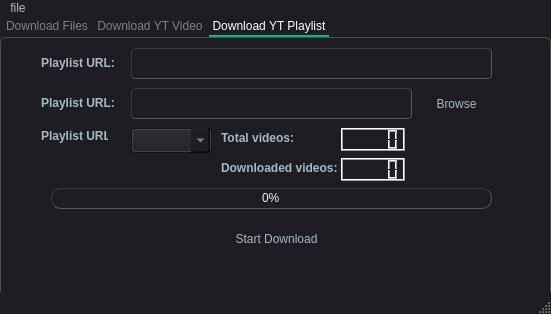
Above: main.ui from AlwaleedAlroomi/Python-Downloader before the change. Below: the same form after it.
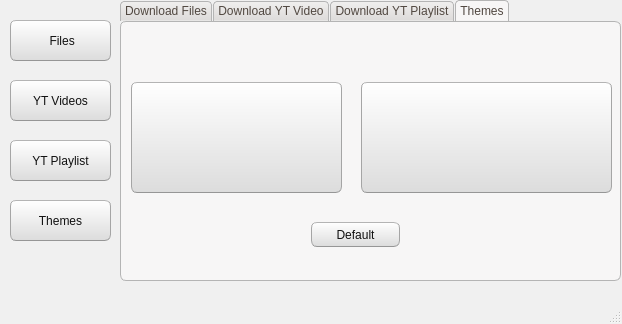
That is the form after the change. Icons and pictures are not drawn.

What changed in the file:
```diff
--- a/main.ui
+++ b/main.ui
@@ -6,8 +6,8 @@
    <rect>
     <x>0</x>
     <y>0</y>
-    <width>551</width>
-    <height>314</height>
+    <width>622</width>
+    <height>324</height>
    </rect>
   </property>
   <property name="windowTitle">
@@ -15,243 +15,18 @@
   </property>
   <property name="styleSheet">
    <string notr="true">/*
-Material Dark Style Sheet for QT Applications
+Ubuntu Style Sheet for QT Applications
 Author: Jaime A. Quiroga P.
-Inspired on https://github.com/jxfwinter/qt-material-stylesheet
 Company: GTRONICK
-Last updated: 04/12/2018, 15:00.
-Available at: https://github.com/GTRONICK/QSS/blob/master/MaterialDark.qss
+Last updated: 09/10/2019 (dd/mm/yyyy), 12:31.
+Available at: https://github.com/GTRONICK/QSS/blob/master/Ubuntu.qss
 */
 QMainWindow {
-	background-color:#1e1d23;
+	background-color:#f0f0f0;
 }
-QDialog {
-	background-color:#1e1d23;
-}
-QColorDialog {
-	background-color:#1e1d23;
-}
-QTextEdit {
-	background-color:#1e1d23;
-	color: #a9b7c6;
-}
-QPlainTextEdit {
-	selection-background-color:#007b50;
-	background-color:#1e1d23;
-	border-style: solid;
-	border-top-color: transparent;
-	border-right-color: transparent;
-	border-left-color: transparent;
-	border-bottom-color: transparent;
-	border-width: 1px;
-	color: #a9b7c6;
-}
-QPushButton{
-	border-style: solid;
-	border-top-color: transparent;
-	border-right-color: transparent;
-	border-left-color: transparent;
-	border-bottom-color: transparent;
-	border-width: 1px;
-	border-style: solid;
-	color: #a9b7c6;
-	padding: 2px;
-	background-color: #1e1d23;
-}
-QPushButton::default{
-	border-style: inset;
-	border-top-color: transparent;
-	border-right-color: transparent;
-	border-left-color: transparent;
-	border-bottom-color: #04b97f;
-	border-width: 1px;
-	color: #a9b7c6;
-	padding: 2px;
-	background-color: #1e1d23;
-}
-QToolButton {
-	border-style: solid;
-	border-top-color: transparent;
-	border-right-color: transparent;
-	border-left-color: transparent;
-	border-bottom-color: #04b97f;
-	border-bottom-width: 1px;
-	border-style: solid;
-	color: #a9b7c6;
-	padding: 2px;
-	background-color: #1e1d23;
-}
-QToolButton:hover{
-	border-style: solid;
-	border-top-color: transparent;
-	border-right-color: transparent;
-	border-left-color: transparent;
-	border-bottom-color: #37efba;
-	border-bottom-width: 2px;
-	border-style: solid;
-	color: #FFFFFF;
-	padding-bottom: 1px;
-	background-color: #1e1d23;
-}
-QPushButton:hover{
-	border-style: solid;
-	border-top-color: transparent;
-	border-right-color: transparent;
-	border-left-color: transparent;
-	border-bottom-color: #37efba;
-	border-bottom-width: 1px;
-	border-style: solid;
-	color: #FFFFFF;
-	padding-bottom: 2px;
-	background-color: #1e1d23;
-}
-QPushButton:pressed{
-	border-style: solid;
-	border-top-color: transparent;
-	border-right-color: transparent;
-	border-left-color: transparent;
-	border-bottom-color: #37efba;
-	border-bottom-width: 2px;
-	border-style: solid;
-	color: #37efba;
-	padding-bottom: 1px;
-	background-color: #1e1d23;
-}
-QPushButton:disabled{
-	border-style: solid;
-	border-top-color: transparent;
-	border-right-color: transparent;
-	border-left-color: transparent;
-	border-bottom-color: #808086;
-	border-bottom-width: 2px;
-	border-style: solid;
-	color: #808086;
-	padding-bottom: 1px;
-	background-color: #1e1d23;
-}
-QLineEdit {
-	border-width: 1px; border-radius: 4px;
-	border-color: rgb(58, 58, 58);
-	border-style: inset;
-	padding: 0 8px;
-	color: #a9b7c6;
-	background:#1e1d23;
-	selection-background-color:#007b50;
-	selection-color: #FFFFFF;
-}
-QLabel {
-	color: #a9b7c6;
-}
-QLCDNumber {
-	color: #37e6b4;
-}
-QProgressBar {
-	text-align: center;
-	color: rgb(240, 240, 240);
-	border-width: 1px; 
-	border-radius: 10px;
-	border-color: rgb(58, 58, 58);
-	border-style: inset;
-	background-color:#1e1d23;
-}
-QProgressBar::chunk {
-	background-color: #04b97f;
-	border-radius: 5px;
-}
-QMenuBar {
-	background-color: #1e1d23;
-}
-QMenuBar::item {
-	color: #a9b7c6;
-  	spacing: 3px;
-  	padding: 1px 4px;
-  	background: #1e1d23;
-}
-
-QMenuBar::item:selected {
-  	background:#1e1d23;
-	color: #FFFFFF;
-}
-QMenu::item:selected {
-	border-style: solid;
-	border-top-color: transparent;
-	border-right-color: transparent;
-	border-left-color: #04b97f;
-	border-bottom-color: transparent;
-	border-left-width: 2px;
-	color: #FFFFFF;
-	padding-left:15px;
-	padding-top:4px;
-	padding-bottom:4px;
-	padding-right:7px;
-	background-color: #1e1d23;
-}
-QMenu::item {
-	border-style: solid;
-	border-top-color: transparent;
-	border-right-color: transparent;
-	border-left-color: transparent;
-	border-bottom-color: transparent;
-	border-bottom-width: 1px;
-	border-style: solid;
-	color: #a9b7c6;
-	padding-left:17px;
-	padding-top:4px;
-	padding-bottom:4px;
-	padding-right:7px;
-	background-color: #1e1d23;
-}
-QMenu{
-	background-color:#1e1d23;
-}
-QTabWidget {
-	color:rgb(0,0,0);
-	background-color:#1e1d23;
-}
-QTabWidget::pane {
-		border-color: rgb(77,77,77);
-		background-color:#1e1d23;
-		border-style: solid;
-		border-width: 1px;
-    	border-radius: 6px;
-}
-QTabBar::tab {
-	border-style: solid;
-	border-top-color: transparent;
-	border-right-color: transparent;
-	border-left-color: transparent;
-	border-bottom-color: transparent;
-	border-bottom-width: 1px;
-	border-style: solid;
-	color: #808086;
-	padding: 3px;
-	margin-left:3px;
-	background-color: #1e1d23;
-}
-QTabBar::tab:selected, QTabBar::tab:last:selected, QTabBar::tab:hover {
-  	border-style: solid;
-	border-top-color: transparent;
-	border-right-color: transparent;
-	border-left-color: transparent;
-	border-bottom-color: #04b97f;
-	border-bottom-width: 2px;
-	border-style: solid;
-	color: #FFFFFF;
-	padding-left: 3px;
-	padding-bottom: 2px;
-	margin-left:3px;
-	background-color: #1e1d23;
-}
-
 QCheckBox {
-	color: #a9b7c6;
-	padding: 2px;
+	padding:2px;
 }
-QCheckBox:disabled {
-	color: #808086;
-	padding: 2px;
-}
-
 QCheckBox:hover {
 	border-radius:4px;
 	border-style:solid;
@@ -264,159 +39,559 @@
 	background-color:#1e1d23;
 }
 QCheckBox::indicator:checked {
-
-	height: 10px;
-	width: 10px;
+	border-radius:4px;
 	border-style:solid;
-	border-width: 1px;
-	border-color: #04b97f;
-	color: #a9b7c6;
-	background-color: #04b97f;
+	border-width:1px;
+	border-color: rgb(246, 134, 86);
+  	background-color:rgb(246, 134, 86)
 }
 QCheckBox::indicator:unchecked {
-
-	height: 10px;
-	width: 10px;
+	border-radius:4px;
 	border-style:solid;
-	border-width: 1px;
-	border-color: #04b97f;
-	color: #a9b7c6;
-	background-color: transparent;
+	border-width:1px;
+	border-color:rgb(246, 134, 86);
+  	background-color:rgb(255,255,255);
 }
-QRadioButton {
-	color: #a9b7c6;
-	background-color: #1e1d23;
-	padding: 1px;
-}
-QRadioButton::indicator:checked {
-	height: 10px;
-	width: 10px;
-	border-style:solid;
-	border-radius:5px;
-	border-width: 1px;
-	border-color: #04b97f;
-	color: #a9b7c6;
-	background-color: #04b97f;
-}
-QRadioButton::indicator:!checked {
-	height: 10px;
-	width: 10px;
-	border-style:solid;
-	border-radius:5px;
-	border-width: 1px;
-	border-color: #04b97f;
-	color: #a9b7c6;
-	background-color: transparent;
-}
-QStatusBar {
-	color:#027f7f;
-}
-QSpinBox {
-	color: #a9b7c6;	
-	background-color: #1e1d23;
-}
-QDoubleSpinBox {
-	color: #a9b7c6;	
-	background-color: #1e1d23;
-}
-QTimeEdit {
-	color: #a9b7c6;	
-	background-color: #1e1d23;
-}
-QDateTimeEdit {
-	color: #a9b7c6;	
-	background-color: #1e1d23;
-}
-QDateEdit {
-	color: #a9b7c6;	
-	background-color: #1e1d23;
+QColorDialog {
+	background-color:#f0f0f0;
 }
 QComboBox {
-	color: #a9b7c6;	
-	background: #1e1d23;
+	color:rgb(81,72,65);
+	background: #ffffff;
 }
 QComboBox:editable {
-	background: #1e1d23;
-	color: #a9b7c6;
-	selection-background-color: #1e1d23;
+	background: #ffffff;
+	color: rgb(81,72,65);
+	selection-color:rgb(81,72,65);
+	selection-background-color: #ffffff;
 }
 QComboBox QAbstractItemView {
-	color: #a9b7c6;	
-	background: #1e1d23;
-	selection-color: #FFFFFF;
-	selection-background-color: #1e1d23;
+	color:rgb(81,72,65);	
+	background: #ffffff;
+	selection-color: #ffffff;
+	selection-background-color: rgb(246, 134, 86);
 }
 QComboBox:!editable:on, QComboBox::drop-down:editable:on {
-	color: #a9b7c6;	
-	background: #1e1d23;
+	color:  #1e1d23;	
+	background: #ffffff;
+}
+QDateTimeEdit {
+	color:rgb(81,72,65);
+	background-color: #ffffff;
+}
+QDateEdit {
+	color:rgb(81,72,65);
+	background-color: #ffffff;
+}
+QDialog {
+	background-color:#f0f0f0;
+}
+QDoubleSpinBox {
+	color:rgb(81,72,65);
+	background-color: #ffffff;
 }
 QFontComboBox {
-	color: #a9b7c6;	
-	background-color: #1e1d23;
+	color:rgb(81,72,65);
+	background-color: #ffffff;
 }
-QToolBox {
-	color: #a9b7c6;
-	background-color: #1e1d23;
+QLabel {
+	color:rgb(17,17,17);
 }
-QToolBox::tab {
+QLineEdit {
+	background-color:rgb(255,255,255);
+	selection-background-color:rgb(236,116,64);
+	color:rgb(17,17,17);
+}
+QMenuBar {
+	color:rgb(223,219,210);
+	background-color:rgb(65,64,59);
+}
+QMenuBar::item {
+	padding-top:4px;
+	padding-left:4px;
+	padding-right:4px;
+	color:rgb(223,219,210);
+	background-color:rgb(65,64,59);
+}
+QMenuBar::item:selected {
+	color:rgb(255,255,255);
+	padding-top:2px;
+	padding-left:2px;
+	padding-right:2px;
+	border-top-width:2px;
+	border-left-width:2px;
+	border-right-width:2px;
+	border-top-right-radius:4px;
+	border-top-left-radius:4px;
+	border-style:solid;
+	background-color:rgb(65,64,59);
+	border-top-color: rgb(47,47,44);
+	border-right-color: qlineargradient(spread:pad, x1:0, y1:1, x2:1, y2:0, stop:0 rgba(90, 87, 78, 255), stop:1 rgba(47,47,44, 255));
+	border-left-color:  qlineargradient(spread:pad, x1:1, y1:0, x2:0, y2:0, stop:0 rgba(90, 87, 78, 255), stop:1 rgba(47,47,44, 255));
+}
+QMenu {
+	color:rgb(223,219,210);
+	background-color:rgb(65,64,59);
+}
+QMenu::item {
+	color:rgb(223,219,210);
+	padding-left:20px;
+	padding-top:4px;
+	padding-bottom:4px;
+	padding-right:10px;
+}
+QMenu::item:selected {
+	color:rgb(255,255,255);
+	background-color: qlineargradient(spread:pad, x1:0.5, y1:1, x2:0.5, y2:0, stop:0 rgba(225, 108, 54, 255), stop:1 rgba(246, 134, 86, 255));
+	border-style:solid;
+	border-width:3px;
+	padding-left:17px;
+	padding-top:4px;
+	padding-bottom:4px;
+	padding-right:7px;
+	border-bottom-color:qlineargradient(spread:pad, x1:0.5, y1:1, x2:0.5, y2:0, stop:0 rgba(175,85,48,255), stop:1 rgba(236,114,67, 255));
+	border-top-color:qlineargradient(spread:pad, x1:0.5, y1:1, x2:0.5, y2:0, stop:0 rgba(253,156,113,255), stop:1 rgba(205,90,46, 255));
+	border-right-color:qlineargradient(spread:pad, x1:0, y1:0.5, x2:1, y2:0.5, stop:0 rgba(253,156,113,255), stop:1 rgba(205,90,46, 255));
+	border-left-color:qlineargradient(spread:pad, x1:1, y1:0.5, x2:0, y2:0.5, stop:0 rgba(253,156,113,255), stop:1 rgba(205,90,46, 255));
+}
+QPlainTextEdit {
+	border-width: 1px;
+	border-style: solid;
+	border-color:transparent;
+	color:rgb(17,17,17);
+	selection-background-color:rgb(236,116,64);
+}
+QProgressBar {
+	text-align: center;
+	color: rgb(0, 0, 0);
+	border-width: 1px; 
+	border-radius: 10px;
+	border-style: inset;
+	border-color: rgb(150,150,150);
+	background-color:rgb(221,221,219);
+}
+QProgressBar::chunk:horizontal {
+	background-color: qlineargradient(spread:pad, x1:0.5, y1:1, x2:0.5, y2:0, stop:0 rgba(225, 108, 54, 255), stop:1 rgba(246, 134, 86, 255));
+	border-style: solid;
+	border-radius:8px;
+	border-width:1px;
+	border-bottom-color:qlineargradient(spread:pad, x1:0.5, y1:1, x2:0.5, y2:0, stop:0 rgba(175,85,48,255), stop:1 rgba(236,114,67, 255));
+	border-top-color:qlineargradient(spread:pad, x1:0.5, y1:1, x2:0.5, y2:0, stop:0 rgba(253,156,113,255), stop:1 rgba(205,90,46, 255));
+	border-right-color:qlineargradient(spread:pad, x1:0, y1:0.5, x2:1, y2:0.5, stop:0 rgba(253,156,113,255), stop:1 rgba(205,90,46, 255));
+	border-left-color:qlineargradient(spread:pad, x1:1, y1:0.5, x2:0, y2:0.5, stop:0 rgba(253,156,113,255), stop:1 rgba(205,90,46, 255));
+}
+QPushButton{
+	color:rgb(17,17,17);
+	border-width: 1px;
+	border-radius: 6px;
+	border-bottom-color: rgb(150,150,150);
+	border-right-color: rgb(165,165,165);
+	border-left-color: rgb(165,165,165);
+	border-top-color: rgb(180,180,180);
+	border-style: solid;
+	padding: 4px;
+	background-color: qlineargradient(spread:pad, x1:0.5, y1:1, x2:0.5, y2:0, stop:0 rgba(220, 220, 220, 255), stop:1 rgba(255, 255, 255, 255));
+}
+QPushButton:hover{
+	color:rgb(17,17,17);
+	border-width: 1px;
+	border-radius:6px;
+	border-top-color: rgb(255,150,60);
+	border-right-color: qlineargradient(spread:pad, x1:0, y1:1, x2:1, y2:0, stop:0 rgba(200, 70, 20, 255), stop:1 rgba(255,150,60, 255));
+	border-left-color:  qlineargradient(spread:pad, x1:1, y1:0, x2:0, y2:0, stop:0 rgba(200, 70, 20, 255), stop:1 rgba(255,150,60, 255));
+	border-bottom-color: rgb(200,70,20);
+	border-style: solid;
+	padding: 2px;
+	background-color: qlineargradient(spread:pad, x1:0.5, y1:1, x2:0.5, y2:0, stop:0 rgba(220, 220, 220, 255), stop:1 rgba(255, 255, 255, 255));
+}
+QPushButton:default{
+	color:rgb(17,17,17);
+	border-width: 1px;
+	border-radius:6px;
+	border-top-color: rgb(255,150,60);
+	border-right-color: qlineargradient(spread:pad, x1:0, y1:1, x2:1, y2:0, stop:0 rgba(200, 70, 20, 255), stop:1 rgba(255,150,60, 255));
+	border-left-color:  qlineargradient(spread:pad, x1:1, y1:0, x2:0, y2:0, stop:0 rgba(200, 70, 20, 255), stop:1 rgba(255,150,60, 255));
+	border-bottom-color: rgb(200,70,20);
+	border-style: solid;
+	padding: 2px;
+	background-color: qlineargradient(spread:pad, x1:0.5, y1:1, x2:0.5, y2:0, stop:0 rgba(220, 220, 220, 255), stop:1 rgba(255, 255, 255, 255));
+}
+QPushButton:pressed{
+	color:rgb(17,17,17);
+	border-width: 1px;
+	border-radius: 6px;
+	border-width: 1px;
+	border-top-color: rgba(255,150,60,200);
+	border-right-color: qlineargradient(spread:pad, x1:0, y1:1, x2:1, y2:0, stop:0 rgba(200, 70, 20, 255), stop:1 rgba(255,150,60, 200));
+	border-left-color:  qlineargradient(spread:pad, x1:1, y1:0, x2:0, y2:0, stop:0 rgba(200, 70, 20, 255), stop:1 rgba(255,150,60, 200));
+	border-bottom-color: rgba(200,70,20,200);
+	border-style: solid;
+	padding: 2px;
+	background-color: qlineargradient(spread:pad, x1:0.5, y1:0, x2:0.5, y2:1, stop:0 rgba(220, 220, 220, 255), stop:1 rgba(255, 255, 255, 255));
+}
+QPushButton:disabled{
+	color:rgb(174,167,159);
+	border-width: 1px;
+	border-radius: 6px;
+	background-color: qlineargradient(spread:pad, x1:0.5, y1:1, x2:0.5, y2:0, stop:0 rgba(200, 200, 200, 255), stop:1 rgba(230, 230, 230, 255));
+}
+QRadioButton {
+	padding: 1px;
+}
+QRadioButton::indicator:checked {
+	height: 10px;
+	width: 10px;
+	border-style:solid;
+	border-radius:5px;
+	border-width: 1px;
+	border-color: rgba(246, 134, 86, 255);
 	color: #a9b7c6;
-	background-color: #1e1d23;
+	background-color:rgba(246, 134, 86, 255);
 }
-QToolBox::tab:selected {
-	color: #FFFFFF;
-	background-color: #1e1d23;
+QRadioButton::indicator:!checked {
+	height: 10px;
+	width: 10px;
+	border-style:solid;
+	border-radius:5px;
+	border-width: 1px;
+	border-color: rgb(246, 134, 86);
+	color: #a9b7c6;
+	background-color: transparent;
 }
 QScrollArea {
 	color: #FFFFFF;
-	background-color: #1e1d23;
+	background-color:#f0f0f0;
+}
+QSlider::groove {
+	border-style: solid;
+	border-width: 1px;
+	border-color: rgb(207,207,207);
 }
 QSlider::groove:horizontal {
 	height: 5px;
-	background: #04b97f;
+	background: rgb(246, 134, 86);
 }
 QSlider::groove:vertical {
 	width: 5px;
-	background: #04b97f;
+	background: rgb(246, 134, 86);
 }
 QSlider::handle:horizontal {
-	background: qlineargradient(x1:0, y1:0, x2:1, y2:1, stop:0 #b4b4b4, stop:1 #8f8f8f);
-	border: 1px solid #5c5c5c;
-	width: 14px;
+	background: rgb(253,253,253);
+	border-style: solid;
+	border-width: 1px;
+	border-color: rgb(207,207,207);
+	width: 12px;
 	margin: -5px 0;
 	border-radius: 7px;
 }
 QSlider::handle:vertical {
-	background: qlineargradient(x1:1, y1:1, x2:0, y2:0, stop:0 #b4b4b4, stop:1 #8f8f8f);
-	border: 1px solid #5c5c5c;
-	height: 14px;
+	background: rgb(253,253,253);
+	border-style: solid;
+	border-width: 1px;
+	border-color: rgb(207,207,207);
+	height: 12px;
 	margin: 0 -5px;
 	border-radius: 7px;
 }
 QSlider::add-page:horizontal {
-    background: white;
+ 	background: white;
 }
 QSlider::add-page:vertical {
-    background: white;
+	background: white;
 }
 QSlider::sub-page:horizontal {
-    background: #04b97f;
+	background: rgb(246, 134, 86);
 }
 QSlider::sub-page:vertical {
-    background: #04b97f;
-}</string>
+  	background: rgb(246, 134, 86);
+}
+QStatusBar {
+	color:rgb(81,72,65);
+}
+QSpinBox {
+	color:rgb(81,72,65);
+	background-color: #ffffff;
+}
+QScrollBar:horizontal {
+	max-height: 20px;
+	border: 1px transparent grey;
+	margin: 0px 20px 0px 20px;
+}
+QScrollBar::handle:horizontal {
+	background: rgb(253,253,253);
+	border-style: solid;
+	border-width: 1px;
+	border-color: rgb(207,207,207);
+	border-radius: 7px;
+	min-width: 25px;
+}
+QScrollBar::handle:horizontal:hover {
+	background: rgb(253,253,253);
+	border-style: solid;
+	border-width: 1px;
+	border-color: rgb(255,150,60);
+	border-radius: 7px;
+	min-width: 25px;
+}
+QScrollBar::add-line:horizontal {
+  	border: 1px solid;
+  	border-color: rgb(207,207,207);
+  	border-top-right-radius: 7px;
+  	border-top-left-radius: 7px;
+  	border-bottom-right-radius: 7px;
+  	background: rgb(255, 255, 255);
+  	width: 20px;
+  	subcontrol-position: right;
+  	subcontrol-origin: margin;
+}
+QScrollBar::add-line:horizontal:hover {
+  	border: 1px solid;
+  	border-top-right-radius: 7px;
+  	border-top-left-radius: 7px;
+  	border-bottom-right-radius: 7px;
+  	border-color: rgb(255,150,60);
+  	background: rgb(255, 255, 255);
+  	width: 20px;
+  	subcontrol-position: right;
+  	subcontrol-origin: margin;
+}
+QScrollBar::add-line:horizontal:pressed {
+  	border: 1px solid grey;
+  	border-top-left-radius: 7px;
+  	border-top-right-radius: 7px;
+  	border-bottom-right-radius: 7px;
+  	background: rgb(231,231,231);
+  	width: 20px;
+  	subcontrol-position: right;
+  	subcontrol-origin: margin;
+}
+QScrollBar::sub-line:horizontal {
+  	border: 1px solid;
+  	border-color: rgb(207,207,207);
+  	border-top-right-radius: 7px;
+  	border-top-left-radius: 7px;
+  	border-bottom-left-radius: 7px;
+  	background: rgb(255, 255, 255);
+  	width: 20px;
+  	subcontrol-position: left;
+  	subcontrol-origin: margin;
+}
+QScrollBar::sub-line:horizontal:hover {
+  	border: 1px solid;
+  	border-color: rgb(255,150,60);
+  	border-top-right-radius: 7px;
+  	border-top-left-radius: 7px;
+  	border-bottom-left-radius: 7px;
+  	background: rgb(255, 255, 255);
+  	width: 20px;
+  	subcontrol-position: left;
+  	subcontrol-origin: margin;
+}
+QScrollBar::sub-line:horizontal:pressed {
+  	border: 1px solid grey;
+  	border-top-right-radius: 7px;
+  	border-top-left-radius: 7px;
+  	border-bottom-left-radius: 7px;
+  	background: rgb(231,231,231);
+  	width: 20px;
+  	subcontrol-position: left;
+  	subcontrol-origin: margin;
+}
+QScrollBar::left-arrow:horizontal {
+  	border: 1px transparent grey;
+  	border-top-left-radius: 3px;
+  	border-bottom-left-radius: 3px;
+  	width: 6px;
+  	height: 6px;
+  	background: rgb(230,230,230);
+}
+QScrollBar::right-arrow:horizontal {
+	border: 1px transparent grey;
+	border-top-right-radius: 3px;
+	border-bottom-right-radius: 3px;
+  	width: 6px;
+  	height: 6px;
+ 	background: rgb(230,230,230);
+}
+QScrollBar::add-page:horizontal, QScrollBar::sub-page:horizontal {
+ 	background: none;
+} 
+QScrollBar:vertical {
+	max-width: 20px;
+	border: 1px transparent grey;
+	margin: 20px 0px 20px 0px;
+}
+QScrollBar::add-line:vertical {
+	border: 1px solid;
+	border-color: rgb(207,207,207);
+	border-bottom-right-radius: 7px;
+	border-bottom-left-radius: 7px;
+	border-top-left-radius: 7px;
+	background: rgb(255, 255, 255);
+  	height: 20px;
+  	subcontrol-position: bottom;
+  	subcontrol-origin: margin;
+}
+QScrollBar::add-line:vertical:hover {
+  	border: 1px solid;
+  	border-color: rgb(255,150,60);
+  	border-bottom-right-radius: 7px;
+  	border-bottom-left-radius: 7px;
+  	border-top-left-radius: 7px;
+  	background: rgb(255, 255, 255);
+  	height: 20px;
+  	subcontrol-position: bottom;
+  	subcontrol-origin: margin;
+}
+QScrollBar::add-line:vertical:pressed {
+  	border: 1px solid grey;
+  	border-bottom-left-radius: 7px;
+  	border-bottom-right-radius: 7px;
+  	border-top-left-radius: 7px;
+  	background: rgb(231,231,231);
+  	height: 20px;
+  	subcontrol-position: bottom;
+  	subcontrol-origin: margin;
+}
+QScrollBar::sub-line:vertical {
+  	border: 1px solid;
+  	border-color: rgb(207,207,207);
+  	border-top-right-radius: 7px;
+  	border-top-left-radius: 7px;
+  	border-bottom-left-radius: 7px;
+  	background: rgb(255, 255, 255);
+  	height: 20px;
+  	subcontrol-position: top;
+  	subcontrol-origin: margin;
+}
+QScrollBar::sub-line:vertical:hover {
+  	border: 1px solid;
+  	border-color: rgb(255,150,60);
+  	border-top-right-radius: 7px;
+  	border-top-left-radius: 7px;
+  	border-bottom-left-radius: 7px;
+	background: rgb(255, 255, 255);
+  	height: 20px;
+  	subcontrol-position: top;
+  	subcontrol-origin: margin;
+}
+QScrollBar::sub-line:vertical:pressed {
+  	border: 1px solid grey;
+  	border-top-left-radius: 7px;
+  	border-top-right-radius: 7px;
+  	background: rgb(231,231,231);
+ 	height: 20px;
+  	subcontrol-position: top;
+  	subcontrol-origin: margin;
+}
+QScrollBar::handle:vertical {
+	background: rgb(253,253,253);
+	border-style: solid;
+	border-width: 1px;
+	border-color: rgb(207,207,207);
+	border-radius: 7px;
+	min-height: 25px;
+}
+QScrollBar::handle:vertical:hover {
+	background: rgb(253,253,253);
+	border-style: solid;
+	border-width: 1px;
+	border-color: rgb(255,150,60);
+	border-radius: 7px;
+	min-height: 25px;
+}
+QScrollBar::up-arrow:vertical {
+	border: 1px transparent grey;
+  	border-top-left-radius: 3px;
+	border-top-right-radius: 3px;
+  	width: 6px;
+  	height: 6px;
+  	background: rgb(230,230,230);
+}
+QScrollBar::down-arrow:vertical {
+  	border: 1px transparent grey;
+  	border-bottom-left-radius: 3px;
+  	border-bottom-right-radius: 3px;
+  	width: 6px;
+  	height: 6px;
+  	background: rgb(230,230,230);
+}
+QScrollBar::add-page:vertical, QScrollBar::sub-page:vertical {
+  	background: none;
+}
+QTabWidget {
+	color:rgb(0,0,0);
+	background-color:rgb(247,246,246);
+}
+QTabWidget::pane {
+	border-color: rgb(180,180,180);
+	background-color:rgb(247,246,246);
+	border-style: solid;
+	border-width: 1px;
+  	border-radius: 6px;
+}
+QTabBar::tab {
+	padding-left:4px;
+	padding-right:4px;
+	padding-bottom:2px;
+	padding-top:2px;
+	color:rgb(81,72,65);
+  	background-color: qlineargradient(spread:pad, x1:0.5, y1:1, x2:0.5, y2:0, stop:0 rgba(221,218,217,255), stop:1 rgba(240,239,238,255));
+	border-style: solid;
+	border-width: 1px;
+  	border-top-right-radius:4px;
+	border-top-left-radius:4px;
+	border-top-color: rgb(180,180,180);
+	border-left-color: rgb(180,180,180);
+	border-right-color: rgb(180,180,180);
+	border-bottom-color: transparent;
+}
+QTabBar::tab:selected, QTabBar::tab:last:selected, QTabBar::tab:hover {
+  	background-color:rgb(247,246,246);
+  	margin-left: 0px;
+  	margin-right: 1px;
+}
+QTabBar::tab:!selected {
+	margin-top: 1px;
+	margin-right: 1px;
+}
+QTextEdit {
+	border-width: 1px;
+	border-style: solid;
+	border-color:transparent;
+	color:rgb(17,17,17);
+	selection-background-color:rgb(236,116,64);
+}
+QTimeEdit {
+	color:rgb(81,72,65);
+	background-color: #ffffff;
+}
+QToolBox {
+	color:rgb(81,72,65);
+	background-color: #ffffff;
+}
+QToolBox::tab {
+	color:rgb(81,72,65);
+	background-color: #ffffff;
+}
+QToolBox::tab:selected {
+	color:rgb(81,72,65);
+	background-color: #ffffff;
+}
+</string>
   </property>
   <widget class="QWidget" name="centralwidget">
    <widget class="QTabWidget" name="tabWidget">
     <property name="geometry">
      <rect>
-      <x>0</x>
+      <x>120</x>
       <y>0</y>
-      <width>551</width>
+      <width>501</width>
       <height>281</height>
      </rect>
     </property>
     <property name="currentIndex">
-     <number>2</number>
+     <number>3</number>
     </property>
     <widget class="QWidget" name="tab">
      <attribute name="title">
@@ -641,7 +816,7 @@
      <widget class="QLabel" name="label_13">
       <property name="geometry">
        <rect>
-        <x>40</x>
+        <x>20</x>
         <y>10</y>
         <width>91</width>
         <height>31</height>
@@ -654,9 +829,9 @@
      <widget class="QProgressBar" name="progressBar_6">
       <property name="geometry">
        <rect>
-        <x>50</x>
+        <x>20</x>
         <y>150</y>
-        <width>441</width>
+        <width>461</width>
         <height>21</height>
        </rect>
       </property>
@@ -667,7 +842,7 @@
      <widget class="QLineEdit" name="lineEdit_11">
       <property name="geometry">
        <rect>
-        <x>130</x>
+        <x>120</x>
         <y>50</y>
         <width>281</width>
         <height>31</height>
@@ -677,7 +852,7 @@
      <widget class="QPushButton" name="pushButton_11">
       <property name="geometry">
        <rect>
-        <x>420</x>
+        <x>410</x>
         <y>50</y>
         <width>71</width>
         <height>31</height>
@@ -687,20 +862,10 @@
        <string>Browse</string>
       </property>
      </widget>
-     <widget class="QComboBox" name="comboBox_3">
-      <property name="geometry">
-       <rect>
-        <x>130</x>
-        <y>90</y>
-        <width>81</width>
-        <height>25</height>
-       </rect>
-      </property>
-     </widget>
      <widget class="QPushButton" name="pushButton_12">
       <property name="geometry">
        <rect>
-        <x>210</x>
+        <x>180</x>
         <y>180</y>
         <width>131</width>
         <height>41</height>
@@ -713,7 +878,7 @@
      <widget class="QLabel" name="label_14">
       <property name="geometry">
        <rect>
-        <x>40</x>
+        <x>20</x>
         <y>50</y>
         <width>91</width>
         <height>31</height>
@@ -723,23 +888,10 @@
        <string>&lt;html&gt;&lt;head/&gt;&lt;body&gt;&lt;p&gt;&lt;span style=&quot; font-weight:600;&quot;&gt;Playlist URL:&lt;/span&gt;&lt;/p&gt;&lt;/body&gt;&lt;/html&gt;</string>
       </property>
      </widget>
-     <widget class="QLabel" name="label_15">
-      <property name="geometry">
-       <rect>
-        <x>40</x>
-        <y>90</y>
-        <width>67</width>
-        <height>17</height>
-       </rect>
-      </property>
-      <property name="text">
-       <string>&lt;html&gt;&lt;head/&gt;&lt;body&gt;&lt;p&gt;&lt;span style=&quot; font-weight:600;&quot;&gt;Playlist URL:&lt;/span&gt;&lt;/p&gt;&lt;/body&gt;&lt;/html&gt;</string>
-      </property>
-     </widget>
      <widget class="QLineEdit" name="lineEdit_12">
       <property name="geometry">
        <rect>
-        <x>130</x>
+        <x>120</x>
         <y>10</y>
         <width>361</width>
         <height>31</height>
@@ -749,7 +901,7 @@
      <widget class="QLabel" name="label_16">
       <property name="geometry">
        <rect>
-        <x>220</x>
+        <x>120</x>
         <y>90</y>
         <width>111</width>
         <height>21</height>
@@ -762,7 +914,7 @@
      <widget class="QLCDNumber" name="lcdNumber">
       <property name="geometry">
        <rect>
-        <x>340</x>
+        <x>220</x>
         <y>90</y>
         <width>64</width>
         <height>23</height>
@@ -772,8 +924,8 @@
      <widget class="QLabel" name="label_17">
       <property name="geometry">
        <rect>
-        <x>220</x>
-        <y>120</y>
+        <x>300</x>
+        <y>90</y>
         <width>121</width>
         <height>21</height>
        </rect>
@@ -785,14 +937,161 @@
      <widget class="QLCDNumber" name="lcdNumber_2">
       <property name="geometry">
        <rect>
-        <x>340</x>
-        <y>120</y>
-        <width>64</width>
+        <x>420</x>
+        <y>90</y>
+        <width>61</width>
         <height>23</height>
        </rect>
       </property>
      </widget>
     </widget>
+    <widget class="QWidget" name="tab_4">
+     <attribute name="title">
+      <string>Themes</string>
+     </attribute>
+     <widget class="QPushButton" name="pushButton_9">
+      <property name="geometry">
+       <rect>
+        <x>240</x>
+        <y>60</y>
+        <width>251</width>
+        <height>111</height>
+       </rect>
+      </property>
+      <property name="text">
+       <string/>
+      </property>
+      <property name="icon">
+       <iconset>
+        <normaloff>icons/material_dark.png</normaloff>icons/material_dark.png</iconset>
+      </property>
+      <property name="iconSize">
+       <size>
+        <width>250</width>
+        <height>250</height>
+       </size>
+      </property>
+      <property name="default">
+       <bool>false</bool>
+      </property>
+      <property name="flat">
+       <bool>false</bool>
+      </property>
+     </widget>
+     <widget class="QPushButton" name="pushButton_14">
+      <property name="geometry">
+       <rect>
+        <x>10</x>
+        <y>60</y>
+        <width>211</width>
+        <height>111</height>
+       </rect>
+      </property>
+      <property name="text">
+       <string/>
+      </property>
+      <property name="icon">
+       <iconset>
+        <normaloff>icons/MacOS.png</normaloff>icons/MacOS.png</iconset>
+      </property>
+      <property name="iconSize">
+       <size>
+        <width>250</width>
+        <height>250</height>
+       </size>
+      </property>
+      <property name="flat">
+       <bool>true</bool>
+      </property>
+     </widget>
+     <widget class="QPushButton" name="pushButton_10">
+      <property name="geometry">
+       <rect>
+        <x>190</x>
+        <y>200</y>
+        <width>89</width>
+        <height>25</height>
+       </rect>
+      </property>
+      <property name="text">
+       <string>Default</string>
+      </property>
+     </widget>
+    </widget>
+   </widget>
+   <widget class="QPushButton" name="pushButton_3">
+    <property name="geometry">
+     <rect>
+      <x>10</x>
+      <y>20</y>
+      <width>101</width>
+      <height>41</height>
+     </rect>
+    </property>
+    <property name="toolTip">
+     <string>&lt;html&gt;&lt;head/&gt;&lt;body&gt;&lt;p&gt;&lt;span style=&quot; font-size:10pt; font-weight:600;&quot;&gt;Download Files&lt;/span&gt;&lt;/p&gt;&lt;/body&gt;&lt;/html&gt;</string>
+    </property>
+    <property name="text">
+     <string> Files</string>
+    </property>
+    <property name="icon">
+     <iconset>
+      <normaloff>icons/file.png</normaloff>icons/file.png</iconset>
+    </property>
+   </widget>
+   <widget class="QPushButton" name="pushButton_4">
+    <property name="geometry">
+     <rect>
+      <x>10</x>
+      <y>80</y>
+      <width>101</width>
+      <height>41</height>
+     </rect>
+    </property>
+    <property name="text">
+     <string>YT Videos</string>
+    </property>
+    <property name="icon">
+     <iconset>
+      <normaloff>icons/video.png</normaloff>icons/video.png</iconset>
+    </property>
+   </widget>
+   <widget class="QPushButton" name="pushButton_8">
+    <property name="geometry">
+     <rect>
+      <x>10</x>
+      <y>200</y>
+      <width>101</width>
+      <height>41</height>
+     </rect>
+    </property>
+    <property name="text">
+     <string>Themes</string>
+    </property>
+    <property name="icon">
+     <iconset>
+      <normaloff>icons/theme.png</normaloff>icons/theme.png</iconset>
+    </property>
+   </widget>
+   <widget class="QPushButton" name="pushButton_7">
+    <property name="geometry">
+     <rect>
+      <x>10</x>
+      <y>140</y>
+      <width>101</width>
+      <height>41</height>
+     </rect>
+    </property>
+    <property name="text">
+     <string>YT Playlist</string>
+    </property>
+    <property name="icon">
+     <iconset>
+      <normaloff>icons/playlist.png</normaloff>icons/playlist.png</iconset>
+    </property>
+    <property name="flat">
+     <bool>false</bool>
+    </property>
    </widget>
   </widget>
   <widget class="QMenuBar" name="menubar">
@@ -800,17 +1099,10 @@
     <rect>
      <x>0</x>
      <y>0</y>
-     <width>551</width>
-     <height>19</height>
+     <width>622</width>
+     <height>21</height>
     </rect>
    </property>
-   <widget class="QMenu" name="menufile">
-    <property name="title">
-     <string>file</string>
-    </property>
-    <addaction name="actionExit"/>
-   </widget>
-   <addaction name="menufile"/>
   </widget>
   <widget class="QStatusBar" name="statusbar"/>
   <action name="actionExit">
```
Left out of the diff: 49 changed lines with no effect on the pictures.
